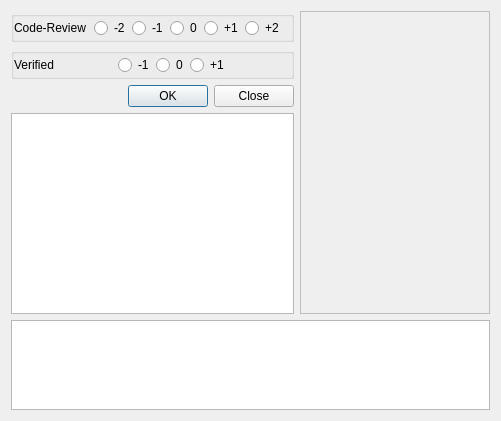
Katana-Steel/GerritUI, file ui/change.ui: the form before one commit.
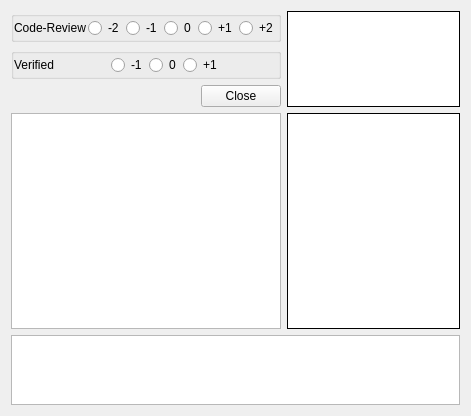
The form after the commit.

The edit to the form file:
```diff
--- a/ui/change.ui
+++ b/ui/change.ui
@@ -6,14 +6,14 @@
    <rect>
     <x>0</x>
     <y>0</y>
-    <width>501</width>
-    <height>421</height>
+    <width>471</width>
+    <height>416</height>
    </rect>
   </property>
   <property name="windowTitle">
    <string>Form</string>
   </property>
-  <layout class="QVBoxLayout" name="verticalLayout_2">
+  <layout class="QVBoxLayout" name="verticalLayout_3">
    <item>
     <layout class="QHBoxLayout" name="horizontalLayout_3">
      <item>
@@ -179,7 +179,7 @@
        <item>
         <widget class="QDialogButtonBox" name="bb">
          <property name="standardButtons">
-          <set>QDialogButtonBox::Close|QDialogButtonBox::Ok</set>
+          <set>QDialogButtonBox::Close</set>
          </property>
         </widget>
        </item>
@@ -198,17 +198,64 @@
       </layout>
      </item>
      <item>
-      <widget class="QTextBrowser" name="message">
-       <property name="enabled">
-        <bool>false</bool>
-       </property>
-       <property name="frameShape">
-        <enum>QFrame::Box</enum>
-       </property>
-       <property name="frameShadow">
-        <enum>QFrame::Plain</enum>
-       </property>
-      </widget>
+      <layout class="QVBoxLayout" name="verticalLayout_2">
+       <item>
+        <widget class="QTextBrowser" name="message">
+         <property name="enabled">
+          <bool>true</bool>
+         </property>
+         <property name="sizePolicy">
+          <sizepolicy hsizetype="Expanding" vsizetype="Preferred">
+           <horstretch>0</horstretch>
+           <verstretch>40</verstretch>
+          </sizepolicy>
+         </property>
+         <property name="baseSize">
+          <size>
+           <width>0</width>
+           <height>30</height>
+          </size>
+         </property>
+         <property name="frameShape">
+          <enum>QFrame::Box</enum>
+         </property>
+         <property name="frameShadow">
+          <enum>QFrame::Plain</enum>
+         </property>
+         <property name="openExternalLinks">
+          <bool>true</bool>
+         </property>
+        </widget>
+       </item>
+       <item>
+        <widget class="QTextBrowser" name="diffView">
+         <property name="sizePolicy">
+          <sizepolicy hsizetype="Expanding" vsizetype="Preferred">
+           <horstretch>0</horstretch>
+           <verstretch>90</verstretch>
+          </sizepolicy>
+         </property>
+         <property name="baseSize">
+          <size>
+           <width>0</width>
+           <height>90</height>
+          </size>
+         </property>
+         <property name="autoFillBackground">
+          <bool>true</bool>
+         </property>
+         <property name="frameShape">
+          <enum>QFrame::Box</enum>
+         </property>
+         <property name="frameShadow">
+          <enum>QFrame::Plain</enum>
+         </property>
+         <property name="openLinks">
+          <bool>false</bool>
+         </property>
+        </widget>
+       </item>
+      </layout>
      </item>
     </layout>
    </item>
```
Left out of the diff: 1 changed line with no effect on the pictures.
